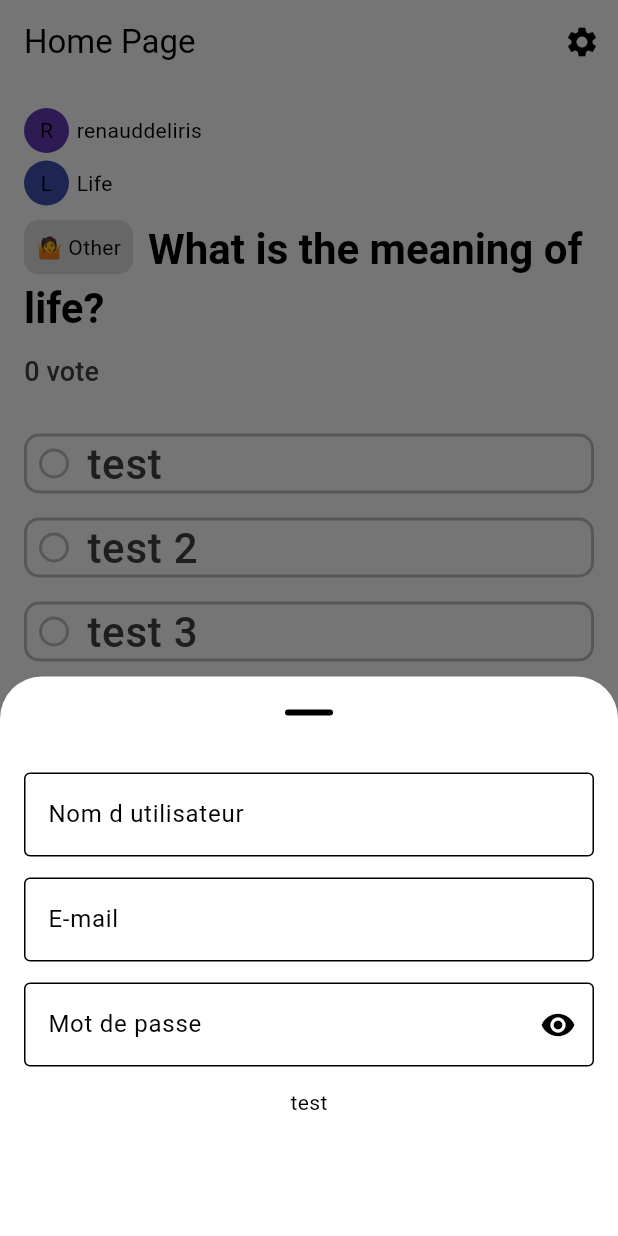
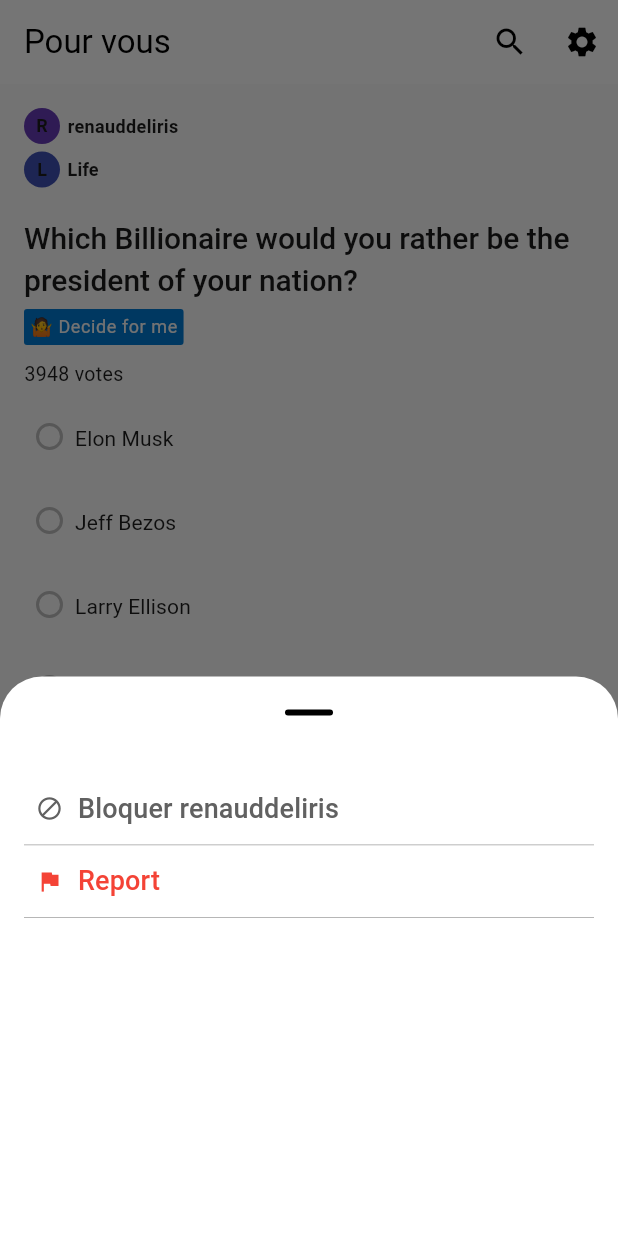
Before and after one commit to Renaud-DELEIRIS/kweshtion_basic, a Flutter app: the screen it shows after launch, scrolled down 576 dp, after a tap on the "keyboard control" icon, on a phone screen of 412 x 824 dp. Run offline on Flutter 3.47's test engine with Material 3 defaults, Android fonts, the phone set to English and light mode, and no system bars; drawn by our look-alikes of flutter_form_builder; our stand-ins replace auto_route, copy_with_extension, get_it, injectable.

```diff
--- a/lib/constants/tag.constant.dart
+++ b/lib/constants/tag.constant.dart
@@ -1,3 +1,4 @@
+import 'package:flutter/material.dart';
 import 'package:kweshtion_basic/enum/tag.enum.dart';
 
 class TagDisplayData {
@@ -55,7 +56,8 @@ class TagDisplayData {
   get color {
     switch (_tag) {
       case Tag.decideForMe:
-        return 0xFFE0E0E0;
+        // #0079d3
+        return const Color.fromRGBO(0, 121, 211, 1).value;
       case Tag.hypothetical:
         return 0xFFE0E0E0;
       case Tag.politicsAndLaws:
--- a/lib/services/kwesh.service.dart
+++ b/lib/services/kwesh.service.dart
@@ -4,6 +4,7 @@ import 'package:kweshtion_basic/api/models/response/category.model.dart';
 import 'package:kweshtion_basic/api/models/response/kwesh.model.dart';
 import 'package:kweshtion_basic/api/models/response/user.model.dart';
 import 'package:kweshtion_basic/config/injections/injection.dart';
+import 'package:kweshtion_basic/enum/tag.enum.dart';
 
 @singleton
 class KweshService {
@@ -17,22 +18,38 @@ class KweshService {
   Future<KweshModel> getKwesh(String id) async {
     return KweshModel(
       id: '1',
-      question: 'What is the meaning of life?',
+      question:
+          'Which Billionaire would you rather be the president of your nation?',
       answers: [
         AnswerModel(
           id: '1',
-          answer: 'test',
-          nbVotes: 0,
+          answer: 'Elon Musk',
+          nbVotes: 561,
         ),
         AnswerModel(
           id: '2',
-          answer: 'test 2',
-          nbVotes: 0,
+          answer: 'Jeff Bezos',
+          nbVotes: 122,
         ),
         AnswerModel(
           id: '3',
-          answer: 'test 3',
-          nbVotes: 0,
+          answer: 'Larry Ellison',
+          nbVotes: 57,
+        ),
+        AnswerModel(
+          id: '4',
+          answer: 'Bill Gates',
+          nbVotes: 2800,
+        ),
+        AnswerModel(
+          id: '5',
+          answer: 'Mark Zuckerberg',
+          nbVotes: 176,
+        ),
+        AnswerModel(
+          id: '6',
+          answer: 'Larry Page',
+          nbVotes: 232,
         ),
       ],
       createdAt: DateTime.now(),
@@ -57,6 +74,7 @@ class KweshService {
         updatedAt: DateTime.now(),
         username: 'renauddeliris',
       ),
+      tag: Tag.decideForMe,
     );
   }
 
--- a/lib/theme/light_theme.dart
+++ b/lib/theme/light_theme.dart
@@ -6,16 +6,19 @@ ThemeData lightTheme = ThemeData(
     color: Colors.black,
   ),
   colorScheme: ColorScheme.light(
-    background: Colors.white,
-    primary: Colors.grey.shade200,
+    background: Colors.grey.shade50,
+    // #373c3f
+    primary: Color.fromRGBO(55, 60, 63, 1),
     secondary: Colors.grey.shade400,
     tertiary: Colors.grey.shade200,
-    onPrimary: Colors.grey.shade900,
+    // #1C1C1C
+    onPrimary: Color.fromRGBO(28, 28, 28, 1),
   ),
-  appBarTheme: const AppBarTheme(
-    backgroundColor: Colors.transparent,
+  appBarTheme: AppBarTheme(
+    backgroundColor: Colors.white,
     elevation: 0,
     foregroundColor: Colors.black,
+    scrolledUnderElevation: 0,
   ),
   elevatedButtonTheme: ElevatedButtonThemeData(
     style: ElevatedButton.styleFrom(
@@ -25,9 +28,11 @@ ThemeData lightTheme = ThemeData(
   ),
   textTheme: TextTheme(
     displayMedium: const TextStyle(
-      fontSize: 28,
+      fontSize: 20,
       height: 1.4,
-      fontWeight: FontWeight.bold,
+      fontWeight: FontWeight.w500,
+      // #1a1a1b
+      color: Color.fromRGBO(26, 26, 27, 1),
     ),
     labelMedium: TextStyle(
       fontSize: 28,
--- a/lib/viewmodels/kwesh.viewmodel.dart
+++ b/lib/viewmodels/kwesh.viewmodel.dart
@@ -8,14 +8,24 @@ class KweshViewModel extends ChangeNotifier {
   KweshModel kwesh;
   String? answer;
   String? _selectedAnswer;
+  final PageController pageController;
   final KweshService _kweshService = KweshService.injected();
+  final int pageIndex;
 
-  KweshViewModel({required this.kwesh}) {
+  KweshViewModel(
+      {required this.kwesh,
+      required this.pageController,
+      required this.pageIndex}) {
     getKwesh();
   }
 
-  factory KweshViewModel.init(KweshModel kwesh) {
-    return KweshViewModel(kwesh: kwesh);
+  factory KweshViewModel.init(
+      KweshModel kwesh, PageController controller, int pageIndex) {
+    return KweshViewModel(
+      kwesh: kwesh,
+      pageController: controller,
+      pageIndex: pageIndex,
+    );
   }
 
   Future<void> getKwesh() async {
@@ -81,7 +91,27 @@ class KweshViewModel extends ChangeNotifier {
       context: context,
       isScrollControlled: true,
       showDragHandle: true,
-      builder: (context) => const KweshDetailsWidget(),
+      builder: (context) => KweshDetailsWidget(
+        kweshViewModel: this,
+      ),
+    );
+  }
+
+  void reportKwesh() {
+    // Scroll to the next page
+    pageController.animateToPage(
+      pageIndex + 1,
+      duration: const Duration(milliseconds: 500),
+      curve: Curves.easeInOut,
+    );
+  }
+
+  void hideAuthorKwesh() {
+    // Scroll to the next page
+    pageController.animateToPage(
+      pageIndex + 1,
+      duration: const Duration(milliseconds: 500),
+      curve: Curves.easeInOut,
     );
   }
 }
--- a/lib/views/page/home.page.dart
+++ b/lib/views/page/home.page.dart
@@ -12,7 +12,8 @@ import 'package:provider/provider.dart';
 
 @RoutePage()
 class HomePage extends StatelessWidget {
-  const HomePage({Key? key}) : super(key: key);
+  HomePage({Key? key}) : super(key: key);
+  final PageController _pageController = PageController();
 
   @override
   Widget build(BuildContext context) {
@@ -33,14 +34,14 @@ class HomePage extends StatelessWidget {
                 mainAxisAlignment: MainAxisAlignment.center,
                 children: [
                   SizedBox(
-                    width: 60,
-                    height: 60,
+                    width: 40,
+                    height: 40,
                     child: FloatingActionButton(
                       onPressed: () {},
                       backgroundColor: Colors.amber,
                       child: Icon(
                         Icons.add,
-                        size: 36,
+                        size: 28,
                       ),
                     ),
                   ),
@@ -52,8 +53,12 @@ class HomePage extends StatelessWidget {
       ),
       backgroundColor: Theme.of(context).colorScheme.background,
       appBar: AppBar(
-        title: Text('Home Page'),
+        title: Text('Pour vous'),
         actions: [
+          IconButton(
+            icon: Icon(Icons.search),
+            onPressed: () => AutoRouter.of(context).pushNamed('/history'),
+          ),
           IconButton(
             icon: Icon(Icons.settings),
             onPressed: () => AutoRouter.of(context).pushNamed('/history'),
@@ -63,6 +68,7 @@ class HomePage extends StatelessWidget {
       body: PageView.builder(
         itemCount: 10,
         scrollDirection: Axis.vertical,
+        controller: _pageController,
         itemBuilder: (context, index) {
           return ChangeNotifierProvider<KweshViewModel>(
             create: (context) => KweshViewModel.init(
@@ -109,6 +115,8 @@ class HomePage extends StatelessWidget {
                   username: 'renauddeliris',
                 ),
               ),
+              _pageController,
+              index,
             ),
             builder: (context, child) {
               final vm = Provider.of<KweshViewModel>(context);
--- a/lib/views/widgets/category_display.widget.dart
+++ b/lib/views/widgets/category_display.widget.dart
@@ -10,26 +10,50 @@ class CategoryDisplayWidget extends StatelessWidget {
 
   @override
   Widget build(BuildContext context) {
-    return GestureDetector(
-      onTap: () =>
+    return Row(
+      children: [
+        TextButton(
+          onPressed: () =>
               AutoRouter.of(context).navigateNamed('/category/${category.id}'),
+
+          // Width fit
+
+          style: TextButton.styleFrom(
+            padding: EdgeInsets.zero,
+            tapTargetSize: MaterialTapTargetSize.shrinkWrap,
+            minimumSize: Size(0, 0),
+          ),
           child: Row(
             crossAxisAlignment: CrossAxisAlignment.center,
             children: [
               CircleAvatar(
-            backgroundImage:
-                category.avatar != null ? NetworkImage(category.avatar!) : null,
-            radius: 15,
+                backgroundImage: category.avatar != null
+                    ? NetworkImage(category.avatar!)
+                    : null,
+                radius: 12,
                 backgroundColor: Colors.primaries[category.name.length % 10],
                 child: Text(
                   category.name[0].toUpperCase(),
-              style: Theme.of(context).textTheme.bodyMedium,
+                  style: TextStyle(
+                    color: Theme.of(context).colorScheme.onPrimary,
+                    fontWeight: FontWeight.bold,
+                    fontSize: 12,
+                  ),
                 ),
               ),
               SizedBox(width: 5),
-          Text(category.name),
+              Text(
+                category.name,
+                style: TextStyle(
+                  color: Theme.of(context).colorScheme.onPrimary,
+                  fontWeight: FontWeight.bold,
+                  fontSize: 12,
+                ),
+              ),
             ],
           ),
+        ),
+      ],
     );
   }
 }
--- a/lib/views/widgets/kwesh.details.widget.dart
+++ b/lib/views/widgets/kwesh.details.widget.dart
@@ -1,66 +1,104 @@
 import 'package:flutter/material.dart';
-import 'package:flutter_form_builder/flutter_form_builder.dart';
-import 'package:kweshtion_basic/views/widgets/inputs/input.widget.dart';
+import 'package:kweshtion_basic/viewmodels/kwesh.viewmodel.dart';
 
-class KweshDetailsWidget extends StatefulWidget {
-  const KweshDetailsWidget({Key? key}) : super(key: key);
-
-  @override
-  _KweshDetailsWidgetState createState() => _KweshDetailsWidgetState();
-}
-
-class _KweshDetailsWidgetState extends State<KweshDetailsWidget> {
-  final GlobalKey<FormBuilderState> _formKey = GlobalKey<FormBuilderState>();
+class KweshDetailsWidget extends StatelessWidget {
+  const KweshDetailsWidget({Key? key, required this.kweshViewModel})
+      : super(key: key);
+  final KweshViewModel kweshViewModel;
 
   @override
   Widget build(BuildContext context) {
     return SingleChildScrollView(
-      child: Padding(
-        padding: EdgeInsets.only(
-          bottom: MediaQuery.of(context).viewInsets.bottom,
-        ),
       child: Container(
         height: 325,
+        width: double.infinity,
         padding: const EdgeInsets.all(16),
-          child: FormBuilder(
-            key: _formKey,
         child: Column(
           mainAxisSize: MainAxisSize.min,
           children: [
             Column(
-                  mainAxisSize: MainAxisSize.min,
               children: [
-                    InputWidget(
-                      name: 'username',
-                      labelText: 'Nom d utilisateur',
-                      errorText: 'le nom d utilisateur est obligatoire',
+                TextButton(
+                  onPressed: () {
+                    Navigator.of(context).pop();
+                    kweshViewModel.hideAuthorKwesh();
+                  },
+                  style: ButtonStyle(
+                    padding: MaterialStateProperty.all(
+                      const EdgeInsets.all(0),
                     ),
-                    SizedBox(
-                      height: 14,
+                    overlayColor: MaterialStateProperty.all(
+                      Colors.grey.withOpacity(0.1),
                     ),
-                    InputWidget(
-                      name: 'email',
-                      labelText: 'E-mail',
-                      errorText: 'l email est obbligatoire',
                   ),
-                    SizedBox(
-                      height: 14,
+                  child: Container(
+                    padding: const EdgeInsets.all(8),
+                    child: Row(
+                      children: [
+                        Icon(
+                          Icons.block,
+                          color: Colors.grey.shade700,
                         ),
-                    InputWidget(
-                      name: 'password',
-                      labelText: 'Mot de passe',
-                      errorText: 'Mot de passe est obligatoire',
-                      secure: true,
+                        const SizedBox(width: 10),
+                        Flexible(
+                          child: Text(
+                            'Bloquer ${kweshViewModel.kwesh.author.username}',
+                            style: Theme.of(context)
+                                .textTheme
+                                .titleSmall!
+                                .copyWith(
+                                  color: Colors.grey.shade700,
+                                ),
+                          ),
                         ),
                       ],
                     ),
-                SizedBox(
-                  height: 14,
                   ),
-                Text('test')
+                ),
+                Container(
+                  height: 0.5,
+                  color: Colors.grey,
+                ),
+                TextButton(
+                  onPressed: () {
+                    Navigator.of(context).pop();
+                    kweshViewModel.reportKwesh();
+                  },
+                  style: ButtonStyle(
+                    padding: MaterialStateProperty.all(
+                      const EdgeInsets.all(0),
+                    ),
+                    overlayColor: MaterialStateProperty.all(
+                      Colors.grey.withOpacity(0.1),
+                    ),
+                  ),
+                  child: Container(
+                    padding: const EdgeInsets.all(8),
+                    child: Row(
+                      children: [
+                        Icon(
+                          Icons.flag,
+                          color: Colors.red,
+                        ),
+                        const SizedBox(width: 10),
+                        Text(
+                          'Report',
+                          style:
+                              Theme.of(context).textTheme.titleSmall!.copyWith(
+                                    color: Colors.red,
+                                  ),
+                        ),
                       ],
                     ),
                   ),
+                ),
+                Container(
+                  height: 0.5,
+                  color: Colors.grey,
+                ),
+              ],
+            ),
+          ],
         ),
       ),
     );
--- a/lib/views/widgets/kwesh.widget.dart
+++ b/lib/views/widgets/kwesh.widget.dart
@@ -31,33 +31,45 @@ class KweshWidget extends StatelessWidget {
                   ),
               ],
             ),
-            const SizedBox(height: 10),
+            const SizedBox(height: 20),
 
-            Text.rich(
-              TextSpan(
+            Row(
+              crossAxisAlignment: CrossAxisAlignment.center,
+              mainAxisAlignment: MainAxisAlignment.start,
+              children: [
+                Flexible(
+                  child: Text(
+                    kweshViewModel.kwesh.question,
                     style: Theme.of(context).textTheme.displayMedium,
-                children: [
-                  WidgetSpan(child: TagWidget(tag: kweshViewModel.kwesh.tag)),
-                  WidgetSpan(child: SizedBox(width: 10)),
-                  TextSpan(
-                    text: kweshViewModel.kwesh.question,
+                    textAlign: TextAlign.start,
+                  ),
                 ),
               ],
             ),
-            ),
+
+            const SizedBox(height: 5),
+
+            TagWidget(tag: kweshViewModel.kwesh.tag),
+
             const SizedBox(height: 10),
 
             // Total vote
             Text.rich(
               TextSpan(
-                style: Theme.of(context).textTheme.titleSmall,
+                style: TextStyle(
+                  color: Theme.of(context).colorScheme.onPrimary,
+                  fontSize: 13,
+                ),
                 children: [
                   WidgetSpan(
                     alignment: PlaceholderAlignment.middle,
                     child: AnimatedCount(
                       count: kweshViewModel.totalVotes,
                       duration: const Duration(milliseconds: 500),
-                      style: Theme.of(context).textTheme.titleSmall,
+                      style: TextStyle(
+                        color: Theme.of(context).colorScheme.onPrimary,
+                        fontSize: 13,
+                      ),
                     ),
                   ),
                   TextSpan(
@@ -67,7 +79,7 @@ class KweshWidget extends StatelessWidget {
               ),
             ),
 
-            const SizedBox(height: 20),
+            const SizedBox(height: 5),
 
             // List of answers
             ...kweshViewModel.kwesh.answers.map((answer) {
@@ -84,28 +96,28 @@ class KweshWidget extends StatelessWidget {
                           : kweshViewModel.totalVotes)
                   : 0.0;
 
-              int answerWidth = kweshViewModel.maxAnswerWidth * 24;
+              int answerWidth = kweshViewModel.maxAnswerWidth * 12;
 
               return Padding(
-                padding: const EdgeInsets.symmetric(vertical: 8.0),
-                child: GestureDetector(
-                  onTap: () {
+                padding: const EdgeInsets.symmetric(vertical: 4.0),
+                child: TextButton(
+                  onPressed: () {
                     if (!isAnswered) {
                       kweshViewModel.setSelectedAnswer(answer.id);
                     } else {
                       kweshViewModel.resetAnswer();
                     }
                   },
-                  child: Container(
-                    decoration: BoxDecoration(
-                      borderRadius: BorderRadius.circular(10),
-                      border: Border.all(
-                        color: Theme.of(context).colorScheme.secondary,
-                        width: 2,
+                  style: ButtonStyle(
+                    padding: MaterialStateProperty.all(
+                      const EdgeInsets.symmetric(vertical: 4),
+                    ),
+                    overlayColor: MaterialStateProperty.all(
+                      Colors.grey.withOpacity(0.1),
                     ),
                   ),
+                  child: SizedBox(
                     height: height,
-                    width: MediaQuery.of(context).size.width,
                     child: Stack(
                       children: [
                         AnimatedFractionallySizedBox(
@@ -115,8 +127,15 @@ class KweshWidget extends StatelessWidget {
                           child: Container(
                             decoration: BoxDecoration(
                               color: isTheMaxVoted
-                                  ? Theme.of(context).colorScheme.secondary
-                                  : Theme.of(context).colorScheme.primary,
+                                  ? Theme.of(context)
+                                      .colorScheme
+                                      .primary
+                                      .withOpacity(0.3)
+                                  : Theme.of(context)
+                                      .colorScheme
+                                      .primary
+                                      .withOpacity(0.1),
+                              borderRadius: BorderRadius.circular(10),
                             ),
                           ),
                         ),
@@ -127,6 +146,9 @@ class KweshWidget extends StatelessWidget {
                               horizontal: 8.0,
                             ),
                             child: Row(
+                              crossAxisAlignment: isAnswered
+                                  ? CrossAxisAlignment.center
+                                  : CrossAxisAlignment.start,
                               children: [
                                 Visibility(
                                   visible: isAnswered,
@@ -139,15 +161,18 @@ class KweshWidget extends StatelessWidget {
                                       child: Text.rich(
                                         textAlign: TextAlign.right,
                                         TextSpan(
-                                          style: Theme.of(context)
-                                              .textTheme
-                                              .labelSmall,
                                           children: [
                                             WidgetSpan(
                                               child: AnimatedCount(
                                                 count: isAnswered
                                                     ? answer.nbVotes
                                                     : 0,
+                                                style: TextStyle(
+                                                  color: Theme.of(context)
+                                                      .colorScheme
+                                                      .onPrimary,
+                                                  fontWeight: FontWeight.bold,
+                                                ),
                                               ),
                                             ),
                                           ],
@@ -158,8 +183,8 @@ class KweshWidget extends StatelessWidget {
                                 ),
                                 if (!isAnswered && !isSelected)
                                   Container(
-                                    height: 20,
-                                    width: 20,
+                                    height: 18,
+                                    width: 18,
                                     decoration: BoxDecoration(
                                       borderRadius: BorderRadius.circular(10),
                                       border: Border.all(
@@ -176,11 +201,18 @@ class KweshWidget extends StatelessWidget {
                                     size: 20,
                                     color: Colors.amber,
                                   ),
-                                if (!isAnswered) const SizedBox(width: 12.0),
-                                Text(
+                                if (!isAnswered) const SizedBox(width: 8.0),
+                                Flexible(
+                                  child: Text(
                                     answer.answer,
-                                  style:
-                                      Theme.of(context).textTheme.labelMedium,
+                                    style: TextStyle(
+                                      color: Theme.of(context)
+                                          .colorScheme
+                                          .onPrimary,
+                                      fontSize: 14,
+                                      fontWeight: FontWeight.normal,
+                                    ),
+                                  ),
                                 ),
                                 if (isTheAnswer) const SizedBox(width: 12.0),
                                 if (isTheAnswer)
@@ -207,11 +239,12 @@ class KweshWidget extends StatelessWidget {
               crossAxisAlignment: CrossAxisAlignment.center,
               children: [
                 ElevatedButton(
-                    onPressed: kweshViewModel.selectedAnswer != null ||
+                  onPressed: kweshViewModel.selectedAnswer != null &&
                           kweshViewModel.answer == null
                       ? () => kweshViewModel.answerKwesh()
                       : null,
-                    child: Text("Vote")),
+                  child: Text("Vote"),
+                ),
                 SizedBox(width: 10),
                 IconButton(
                   onPressed: () => kweshViewModel.showDetails(context),
--- a/lib/views/widgets/tag.widget.dart
+++ b/lib/views/widgets/tag.widget.dart
@@ -13,14 +13,16 @@ class TagWidget extends StatelessWidget {
   Widget build(BuildContext context) {
     return Container(
       decoration: BoxDecoration(
-        borderRadius: BorderRadius.circular(10),
+        borderRadius: BorderRadius.circular(2),
         color: Color(tagDisplayData.color),
       ),
       child: Padding(
-        padding: const EdgeInsets.all(8.0),
+        padding: const EdgeInsets.all(4.0),
         child: Text(
           tagDisplayData.icon + ' ' + tagDisplayData.name,
-          style: Theme.of(context).textTheme.bodyMedium,
+          style: Theme.of(context).textTheme.bodySmall!.copyWith(
+                color: Theme.of(context).colorScheme.background,
+              ),
         ),
       ),
     );
--- a/lib/views/widgets/user_display.widget.dart
+++ b/lib/views/widgets/user_display.widget.dart
@@ -15,15 +15,26 @@ class UserDisplayWidget extends StatelessWidget {
         CircleAvatar(
           backgroundImage:
               user.avatar != null ? NetworkImage(user.avatar!) : null,
-          radius: 15,
+          radius: 12,
           backgroundColor: Colors.primaries[user.username.length % 10],
           child: Text(
             user.username[0].toUpperCase(),
-            style: Theme.of(context).textTheme.bodyMedium,
+            style: TextStyle(
+              color: Theme.of(context).colorScheme.onPrimary,
+              fontWeight: FontWeight.bold,
+              fontSize: 12,
+            ),
           ),
         ),
         SizedBox(width: 5),
-        Text(user.username),
+        Text(
+          user.username,
+          style: TextStyle(
+            color: Theme.of(context).colorScheme.onPrimary,
+            fontWeight: FontWeight.bold,
+            fontSize: 12,
+          ),
+        ),
       ],
     );
   }
--- a/pubspec.yaml
+++ b/pubspec.yaml
@@ -31,6 +31,7 @@ dependencies:
   auto_route: ^7.8.4
   flutter_form_builder: ^9.1.1
   copy_with_extension: ^5.0.4
+  google_fonts: ^4.0.3
   flutter:
     sdk: flutter
 
```
Also changed, not shown: lib/config/app_router.gr.dart, pubspec.lock, 1 other file. Lines whose indentation alone changed are shown as unchanged.
